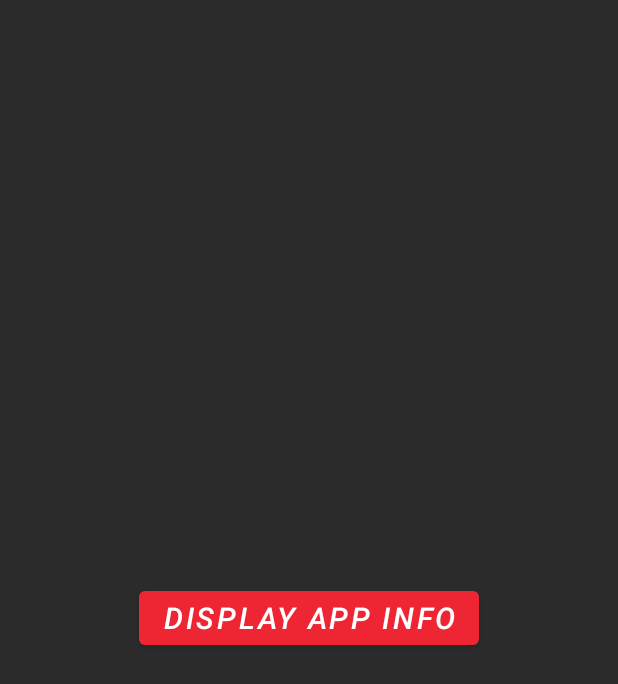
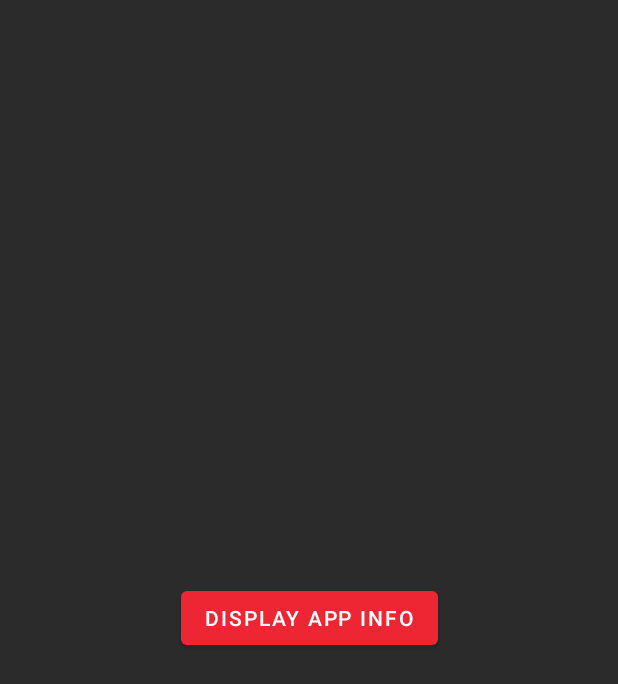
Before and after one commit to azurmop/Mapp, an Android app: the screen it shows after launch (MainActivity), on a phone screen of 412 x 824 dp. Shown: the top 684 px of the screen. Run offline under Robolectric (Android 15) with nearby library versions, the phone set to English and light mode, and no system bars.

```diff
--- a/app/src/main/res/layout/activity_main.xml
+++ b/app/src/main/res/layout/activity_main.xml
@@ -12,8 +12,6 @@
         android:layout_width="wrap_content"
         android:layout_height="wrap_content"
         android:text="Display app info"
-        android:textSize="20sp"
-        android:textStyle="italic"
         app:layout_constraintBottom_toBottomOf="parent"
         app:layout_constraintLeft_toLeftOf="parent"
         app:layout_constraintRight_toRightOf="parent"
```
